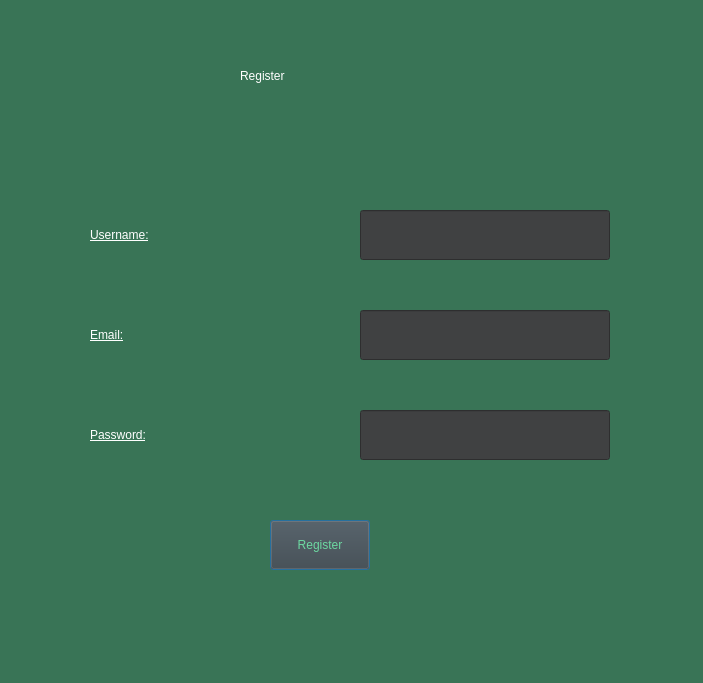
SushantKumarPandey/Crypto-Tradeing-App-with-fake-currency, file client/register.ui: the form before one commit.
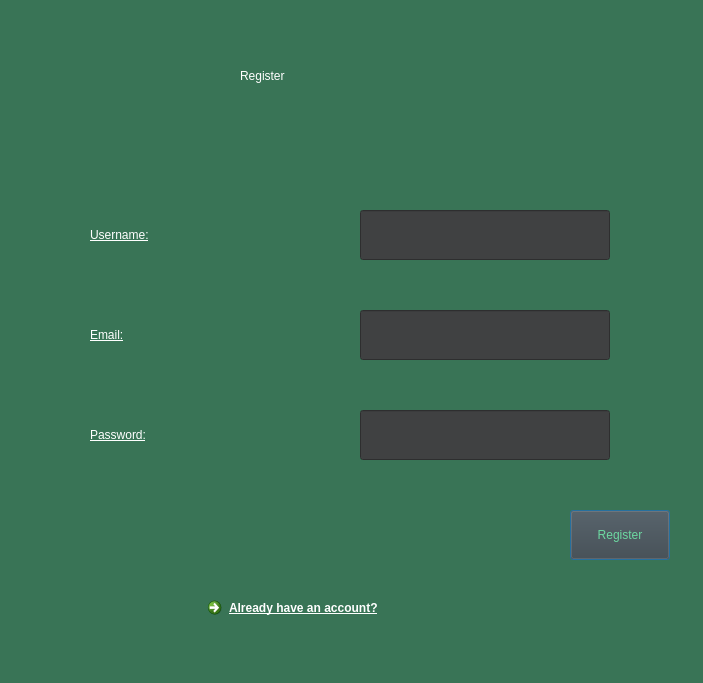
The form after the commit.

Commit message: fix: ui link und register button in der mainpage

```diff
--- a/client/register.ui
+++ b/client/register.ui
@@ -88,8 +88,8 @@
   <widget class="QPushButton" name="pushButton_register">
    <property name="geometry">
     <rect>
-     <x>270</x>
-     <y>520</y>
+     <x>570</x>
+     <y>510</y>
      <width>100</width>
      <height>50</height>
     </rect>
@@ -101,6 +101,9 @@
    <property name="text">
     <string>Register</string>
    </property>
+   <property name="default">
+    <bool>true</bool>
+   </property>
   </widget>
   <widget class="QLineEdit" name="lineEdit_username">
    <property name="geometry">
@@ -173,6 +176,24 @@
     <string>Register</string>
    </property>
   </widget>
+  <widget class="QCommandLinkButton" name="commandLinkButton">
+   <property name="geometry">
+    <rect>
+     <x>200</x>
+     <y>590</y>
+     <width>371</width>
+     <height>51</height>
+    </rect>
+   </property>
+   <property name="styleSheet">
+    <string notr="true">background-color: transparent;
+text-decoration: underline;
+font: 16pt &quot;Segoe UI&quot;;</string>
+   </property>
+   <property name="text">
+    <string>Already have an account?</string>
+   </property>
+  </widget>
  </widget>
  <resources/>
  <connections/>
```
The commit also changes 3 other files.
